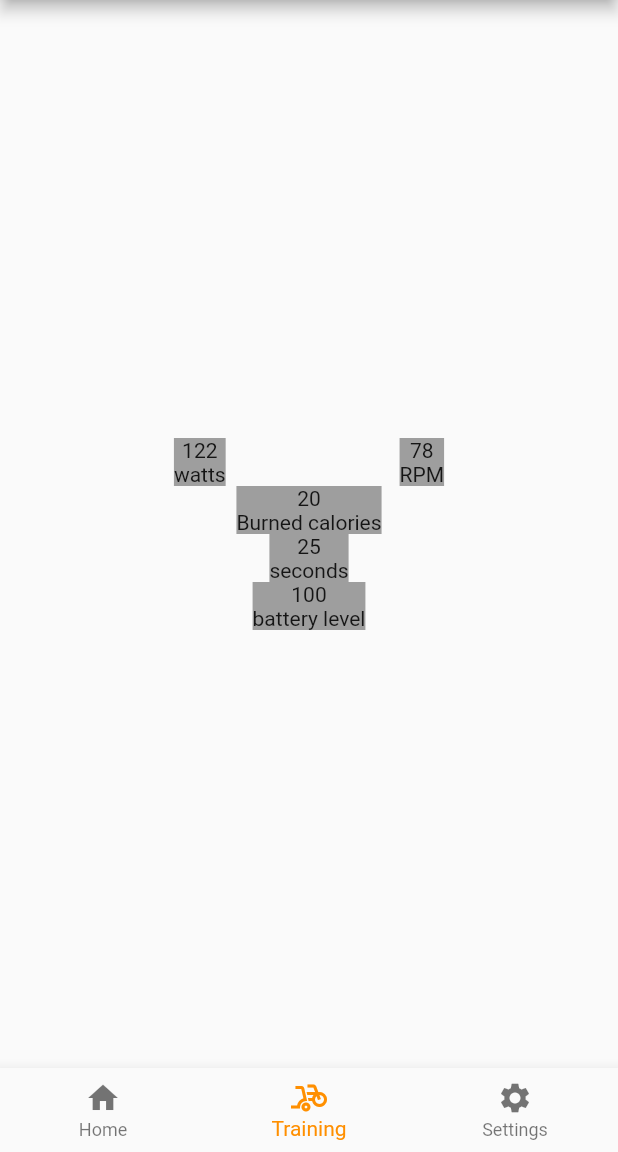
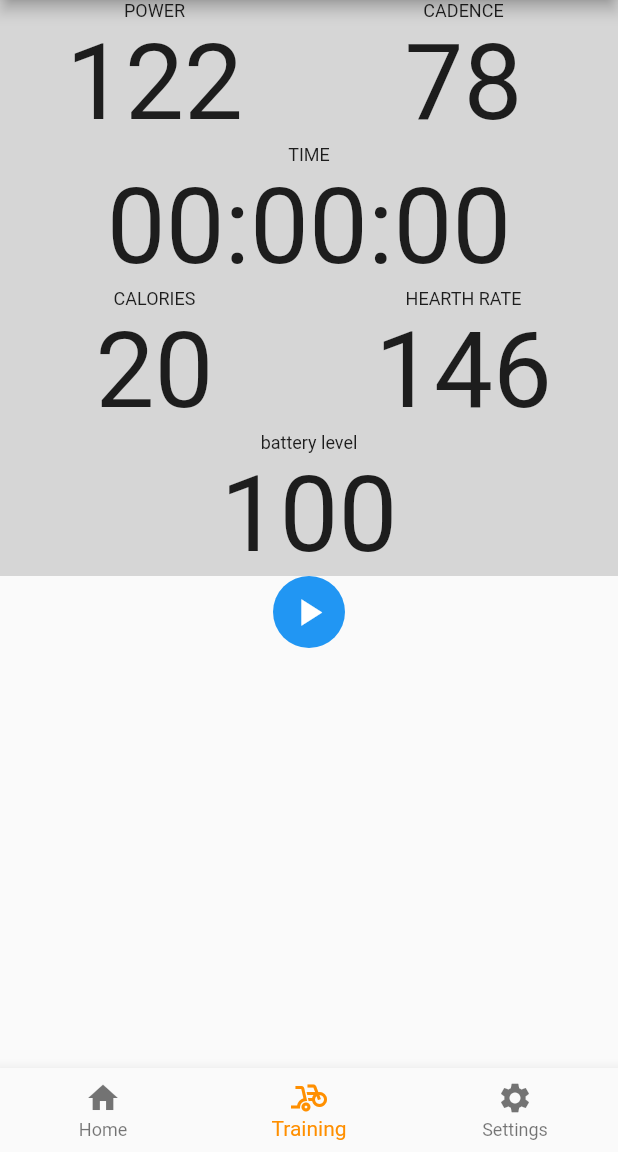
Before and after one commit to lilag-dawg/lstech_app_v2, a Flutter app: the screen it shows after launch, item 2 of the bottom bar chosen, on a phone screen of 412 x 824 dp, the part 84-1236 px from its top. Run offline on Flutter 3.47's test engine with Material 2 defaults, Android fonts, the phone set to English and light mode, and no system bars; our stand-ins replace flutter_blue.

Commit message:
training ui working up to icon for timer

```diff
--- /dev/null
+++ b/lstech_app/lib/widgets/startPauseWidget.dart
@@ -0,0 +1,80 @@
+import 'package:flutter/material.dart';
+
+class StartPauseWidget extends StatefulWidget {
+  final Function onIconPressed;
+  final Function onResetPressed;
+  final Function onSavePressed; // not used
+  const StartPauseWidget(
+      {this.onIconPressed, this.onResetPressed, this.onSavePressed});
+
+  @override
+  _StartPauseWidgetState createState() => _StartPauseWidgetState();
+}
+
+class _StartPauseWidgetState extends State<StartPauseWidget> {
+  bool isPlaying;
+
+  @override
+  void initState() {
+    isPlaying = false;
+    super.initState();
+  }
+
+  void handleStartStop() {
+    setState(() {
+      if (isPlaying) {
+        isPlaying = false;
+      } else {
+        isPlaying = true;
+      }
+    });
+    widget.onIconPressed();
+  }
+
+  void handleReset() {
+    widget.onResetPressed();
+  }
+
+  void handleSave() {
+    //widget.onSavePressed();
+  }
+
+  @override
+  Widget build(BuildContext context) {
+    return Row(
+      mainAxisAlignment: MainAxisAlignment.center,
+      children: [
+        isPlaying
+            ? FlatButton(
+                child: Text("Reset"),
+                onPressed: () {
+                  handleReset();
+                },
+              )
+            : SizedBox.shrink(),
+        SizedBox(width: 30),
+        Ink(
+          decoration:
+              ShapeDecoration(color: Colors.blue, shape: CircleBorder()),
+          child: IconButton(
+            icon: isPlaying ? Icon(Icons.pause) : Icon(Icons.play_arrow),
+            color: Colors.white,
+            iconSize: 30,
+            onPressed: () {
+              handleStartStop();
+            },
+          ),
+        ),
+        SizedBox(width: 30),
+        isPlaying
+            ? FlatButton(
+                child: Text("Save"),
+                onPressed: () {
+                  handleSave();
+                },
+              )
+            : SizedBox.shrink()
+      ],
+    );
+  }
+}
--- /dev/null
+++ b/lstech_app/lib/widgets/stopwatchWidget.dart
@@ -0,0 +1,71 @@
+import 'dart:async';
+
+import 'package:flutter/material.dart';
+
+class StopwatchWidget extends StatefulWidget {
+  StopwatchWidget({Key key}) : super(key: key);
+  @override
+  StopwatchWidgetState createState() => StopwatchWidgetState();
+}
+
+class StopwatchWidgetState extends State<StopwatchWidget> {
+  String formatTime(int milliseconds) {
+    var secs = milliseconds ~/ 1000;
+    var hours = (secs ~/ 3600).toString().padLeft(2, '0');
+    var minutes = ((secs % 3600) ~/ 60).toString().padLeft(2, '0');
+    var seconds = (secs % 60).toString().padLeft(2, '0');
+    return "$hours:$minutes:$seconds";
+  }
+
+  Stopwatch _stopwatch;
+  Timer _timer;
+
+  @override
+  void initState() {
+    _stopwatch = Stopwatch();
+    _timer = Timer.periodic(Duration(milliseconds: 30), (timer) {
+      setState(() {});
+    });
+
+    super.initState();
+  }
+
+  @override
+  void dispose() {
+    _timer.cancel();
+    super.dispose();
+  }
+
+  void handleStartStop() {
+    if (_stopwatch.isRunning) {
+      _stopwatch.stop();
+    } else {
+      _stopwatch.start();
+    }
+  }
+
+  void handleReset() {
+    _stopwatch.reset();
+  }
+
+  @override
+  Widget build(BuildContext context) {
+    return Container(
+      decoration: BoxDecoration(
+        color: Colors.grey[350],
+      ),
+      child: Column(
+        children: [
+          Text(
+            "TIME",
+            style: TextStyle(fontSize: 12),
+          ),
+          Text(
+            formatTime(_stopwatch.elapsedMilliseconds),
+            style: TextStyle(fontSize: 70),
+          )
+        ],
+      ),
+    );
+  }
+}
--- a/lstech_app/lib/widgets/trainingWidget.dart
+++ b/lstech_app/lib/widgets/trainingWidget.dart
@@ -1,13 +1,27 @@
 import 'package:flutter/material.dart';
+import 'package:lstech_app/widgets/startPauseWidget.dart';
+import 'package:lstech_app/widgets/stopwatchWidget.dart';
 
 class TrainingScreen extends StatelessWidget {
+  final GlobalKey<StopwatchWidgetState> _key = GlobalKey();
+
   Widget _trainingBox(String units, int value) {
     // int will probably change for a stream
-
     return Container(
-      color: Colors.grey,
+      decoration: BoxDecoration(
+        color: Colors.grey[350],
+      ),
       child: Column(
-        children: [Text(value.toString()), Text(units)],
+        children: [
+          Text(
+            units,
+            style: TextStyle(fontSize: 12),
+          ),
+          Text(
+            value.toString(),
+            style: TextStyle(fontSize: 70),
+          )
+        ],
       ),
     );
   }
@@ -16,15 +30,41 @@ class TrainingScreen extends StatelessWidget {
   Widget build(BuildContext context) {
     return Container(
       child: Column(
-        mainAxisAlignment: MainAxisAlignment.center,
+        //mainAxisAlignment: MainAxisAlignment.center,
+        crossAxisAlignment: CrossAxisAlignment.stretch,
         children: [
           Row(
             mainAxisAlignment: MainAxisAlignment.spaceEvenly,
-            children: [_trainingBox("watts", 122), _trainingBox("RPM", 78)],
+            children: [
+              Expanded(
+                child: _trainingBox("POWER", 122),
+              ),
+              Expanded(
+                child: _trainingBox("CADENCE", 78),
+              )
+            ],
           ),
-          _trainingBox("Burned calories", 20),
-          _trainingBox("seconds", 25),
+          StopwatchWidget(key: _key),
+          Row(
+            mainAxisAlignment: MainAxisAlignment.spaceEvenly,
+            children: [
+              Expanded(
+                child: _trainingBox("CALORIES", 20),
+              ),
+              Expanded(
+                child: _trainingBox("HEARTH RATE", 146),
+              )
+            ],
+          ),
           _trainingBox("battery level", 100),
+          StartPauseWidget(
+            onIconPressed: () {
+              _key.currentState.handleStartStop();
+            },
+            onResetPressed: () {
+              _key.currentState.handleReset();
+            },
+          )
         ],
       ),
     );
```
